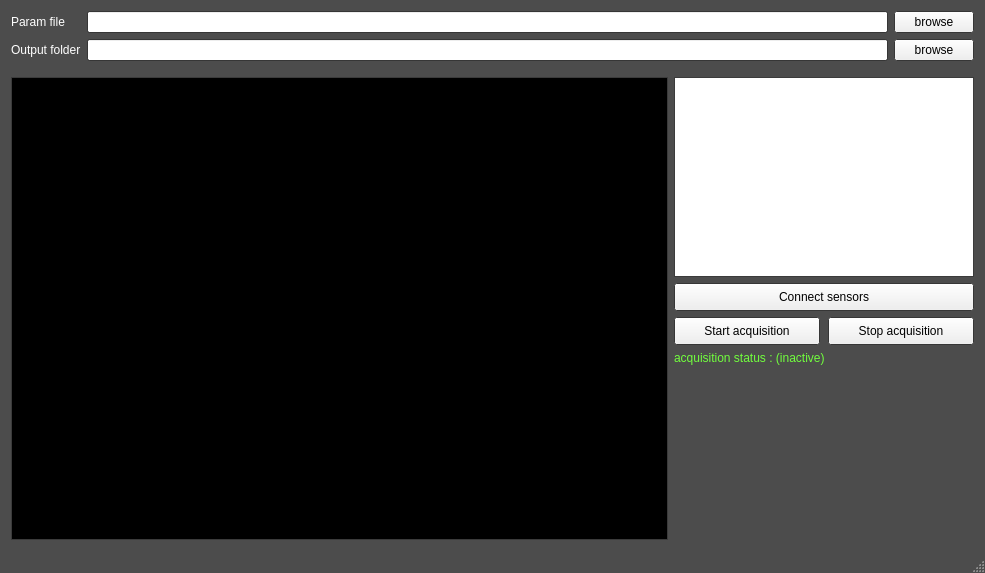
The window that SonoAssist/SonoAssist/SonoAssist.ui (LATIS-LABS-ETS/SonoAssist) describes before a commit, drawn with Qt 5.
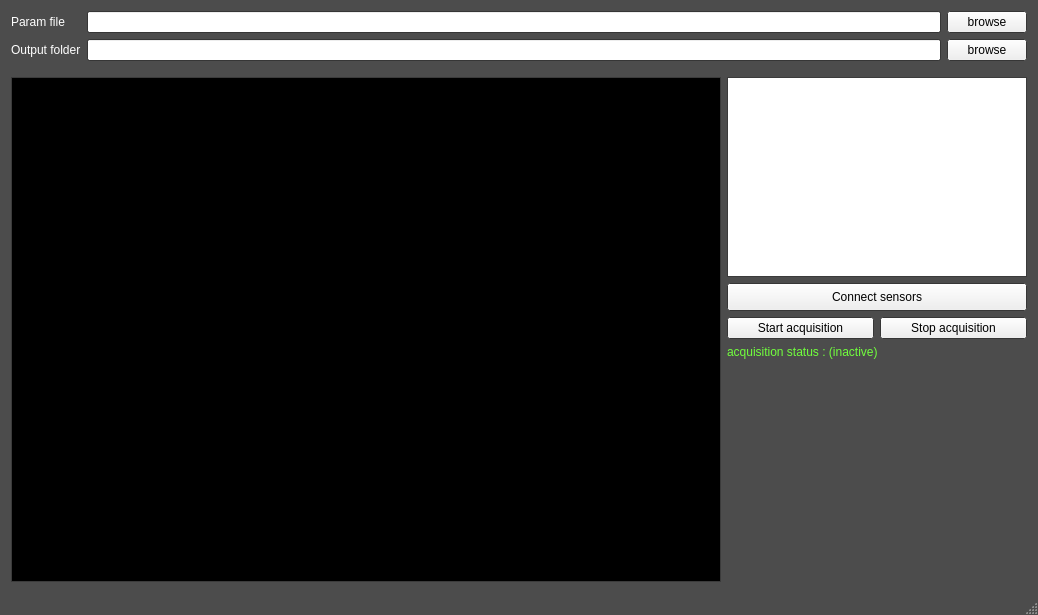
The same window after the commit.

The edit to the form file:
```diff
--- a/SonoAssist/SonoAssist/SonoAssist.ui
+++ b/SonoAssist/SonoAssist/SonoAssist.ui
@@ -6,8 +6,8 @@
    <rect>
     <x>0</x>
     <y>0</y>
-    <width>985</width>
-    <height>573</height>
+    <width>1038</width>
+    <height>615</height>
    </rect>
   </property>
   <property name="sizePolicy">
@@ -24,8 +24,8 @@
   </property>
   <property name="maximumSize">
    <size>
-    <width>30000</width>
-    <height>30000</height>
+    <width>16777215</width>
+    <height>16777215</height>
    </size>
   </property>
   <property name="palette">
@@ -201,8 +201,8 @@
           </property>
           <property name="maximumSize">
            <size>
-            <width>1920</width>
-            <height>1080</height>
+            <width>3000000</width>
+            <height>3000000</height>
            </size>
           </property>
           <property name="palette">
@@ -293,76 +293,21 @@
          </widget>
         </item>
         <item>
-         <layout class="QGridLayout" name="gridLayout_3">
-          <property name="spacing">
-           <number>0</number>
-          </property>
-          <item row="0" column="1">
-           <spacer name="horizontalSpacer">
-            <property name="orientation">
-             <enum>Qt::Horizontal</enum>
-            </property>
-            <property name="sizeType">
-             <enum>QSizePolicy::Fixed</enum>
-            </property>
-            <property name="sizeHint" stdset="0">
-             <size>
-              <width>8</width>
-              <height>20</height>
-             </size>
-            </property>
-           </spacer>
-          </item>
-          <item row="0" column="2">
-           <widget class="QPushButton" name="stop_acquisition_button">
-            <property name="sizePolicy">
-             <sizepolicy hsizetype="Fixed" vsizetype="Fixed">
-              <horstretch>0</horstretch>
-              <verstretch>0</verstretch>
-             </sizepolicy>
-            </property>
-            <property name="minimumSize">
-             <size>
-              <width>146</width>
-              <height>28</height>
-             </size>
-            </property>
-            <property name="maximumSize">
-             <size>
-              <width>146</width>
-              <height>28</height>
-             </size>
-            </property>
-            <property name="text">
-             <string>Stop acquisition</string>
-            </property>
-           </widget>
-          </item>
-          <item row="0" column="0">
+         <layout class="QHBoxLayout" name="acquisition_layout">
+          <item>
            <widget class="QPushButton" name="start_acquisition_button">
-            <property name="sizePolicy">
-             <sizepolicy hsizetype="Fixed" vsizetype="Fixed">
-              <horstretch>0</horstretch>
-              <verstretch>0</verstretch>
-             </sizepolicy>
-            </property>
-            <property name="minimumSize">
-             <size>
-              <width>146</width>
-              <height>28</height>
-             </size>
-            </property>
-            <property name="maximumSize">
-             <size>
-              <width>146</width>
-              <height>28</height>
-             </size>
-            </property>
             <property name="text">
              <string>Start acquisition</string>
             </property>
            </widget>
           </item>
+          <item>
+           <widget class="QPushButton" name="stop_acquisition_button">
+            <property name="text">
+             <string>Stop acquisition</string>
+            </property>
+           </widget>
+          </item>
          </layout>
         </item>
         <item>
```
Left out of the diff: 10 changed lines with no effect on the pictures.
